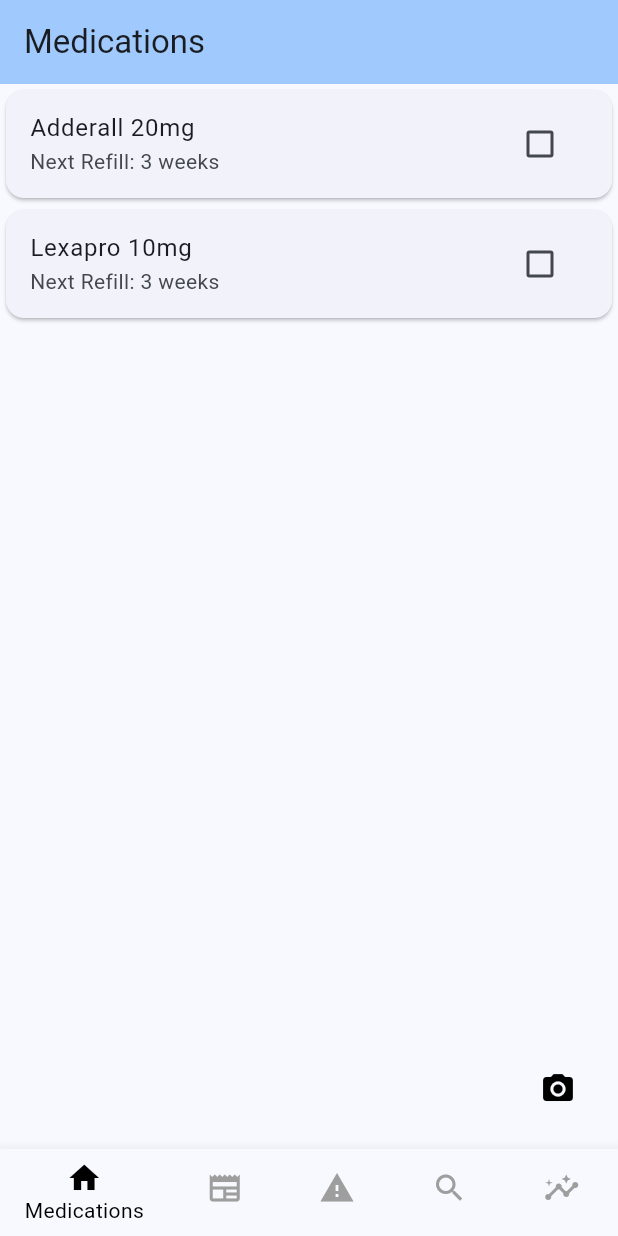
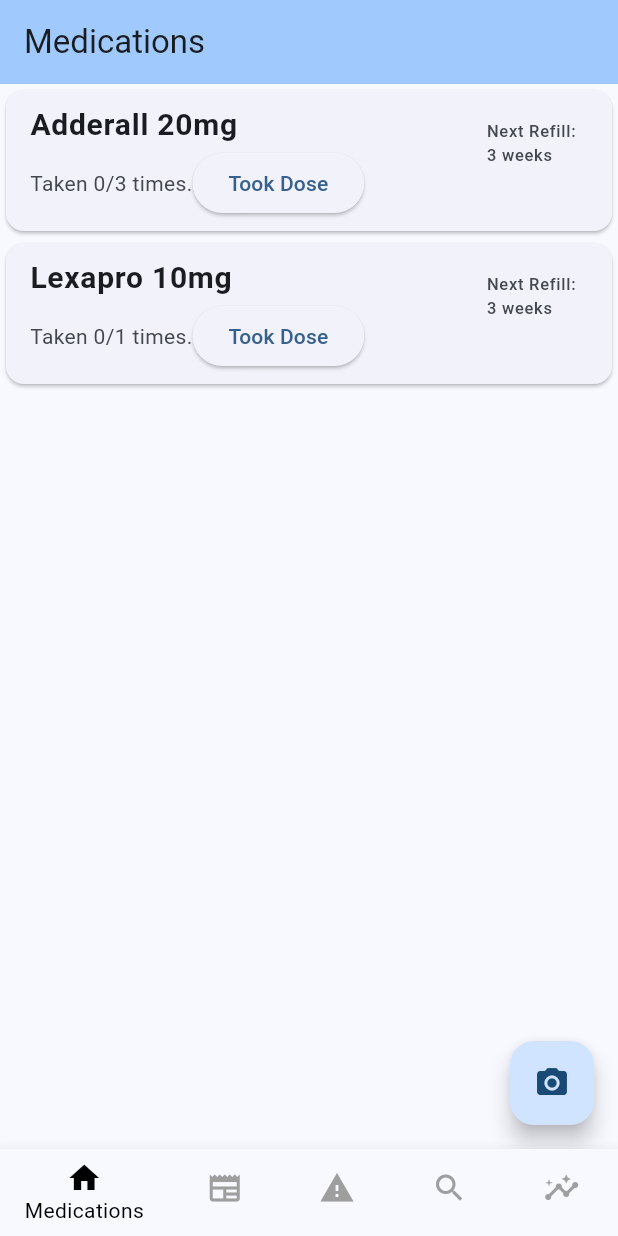
Before and after one commit to HackForHumanity2024/rx_track, a Flutter app: the screen it shows after launch, on a phone screen of 412 x 824 dp. Run offline on Flutter 3.47's test engine with Material 3 defaults, Android fonts, the phone set to English and light mode, and no system bars; our stand-ins replace camera.

Commit message:
merged stuff

```diff
--- a/lib/medications/medications.dart
+++ b/lib/medications/medications.dart
@@ -12,12 +12,14 @@ class Medications extends StatefulWidget {
 }
 
 class _MedicationsState extends State<Medications> {
+  Map<String, int> medications = {
+    'Adderall 20mg': 3,
+    'Lexapro 10mg': 1,
+  };
   @override
   Widget build(BuildContext context) {
     return Scaffold(
-        floatingActionButton: IconButton(
-          color: Colors.black,
-            icon: const Icon(Icons.camera_alt),
+      floatingActionButton: FloatingActionButton(
         onPressed: () {
           Navigator.push(
             context,
@@ -27,34 +29,69 @@ class _MedicationsState extends State<Medications> {
               ),
             ),
           );
-            }),
-        body: card());
+        },
+        child: Icon(Icons.camera_alt),
+      ),
+      body: ListView(
+        children: medications.entries
+            .map((entry) => MedicationCard(
+                  medName: entry.key,
+                  doseCap: entry.value,
+                ))
+            .toList(),
+      ),
+    );
+  }
 }
 
-  Widget card() {
-    Map<String, bool> medications = {
-      'Adderall 20mg': false,
-      'Lexapro 10mg': false,
-    };
-    return ListView(
-      children: medications.entries.map((entry) {
-        String medName = entry.key;
-        bool isTaken = entry.value;
+class MedicationCard extends StatefulWidget {
+  final String medName;
+  final int doseCap;
+
+  const MedicationCard({
+    Key? key,
+    required this.medName,
+    required this.doseCap,
+  }) : super(key: key);
+
+  @override
+  _MedicationCardState createState() => _MedicationCardState();
+}
+
+class _MedicationCardState extends State<MedicationCard> {
+  int counter = 0;
+
+  @override
+  Widget build(BuildContext context) {
     return Card(
       child: ListTile(
-            title: Text(medName),
-            subtitle: Text('Next Refill: 3 weeks'),
-            trailing: Checkbox(
-              value: isTaken,
-              onChanged: (bool? newValue) {
+        title: Text(
+          widget.medName,
+          style: TextStyle(
+            fontWeight: FontWeight.bold,
+            fontSize: 20.0,
+          ),
+        ),
+        subtitle: Row(
+          children: [
+            Text('Taken $counter/${widget.doseCap} times.'),
+            if (counter < widget.doseCap)
+              ElevatedButton(
+                onPressed: () {
                   setState(() {
-                  medications[medName] = newValue!;
+                    counter++;
                   });
                 },
+                child: Text('Took Dose'),
+              ),
+          ],
+        ),
+        trailing: Column(
+          children: [
+            Text('Next Refill:\n3 weeks'),
+          ],
         ),
       ),
     );
-      }).toList(),
-    );
   }
 }
--- a/pubspec.yaml
+++ b/pubspec.yaml
@@ -10,6 +10,7 @@ dependencies:
   camera: ^0.10.5+9
   flutter:
     sdk: flutter
+  http: ^1.2.0
   path: ^1.9.0
   path_provider: ^2.1.2
 
```
Also changed, not shown: lib/medications/camera.dart (+51 -3 lines), lib/medications/picture.dart (added, +55 -0 lines). Lines whose indentation alone changed are shown as unchanged.
